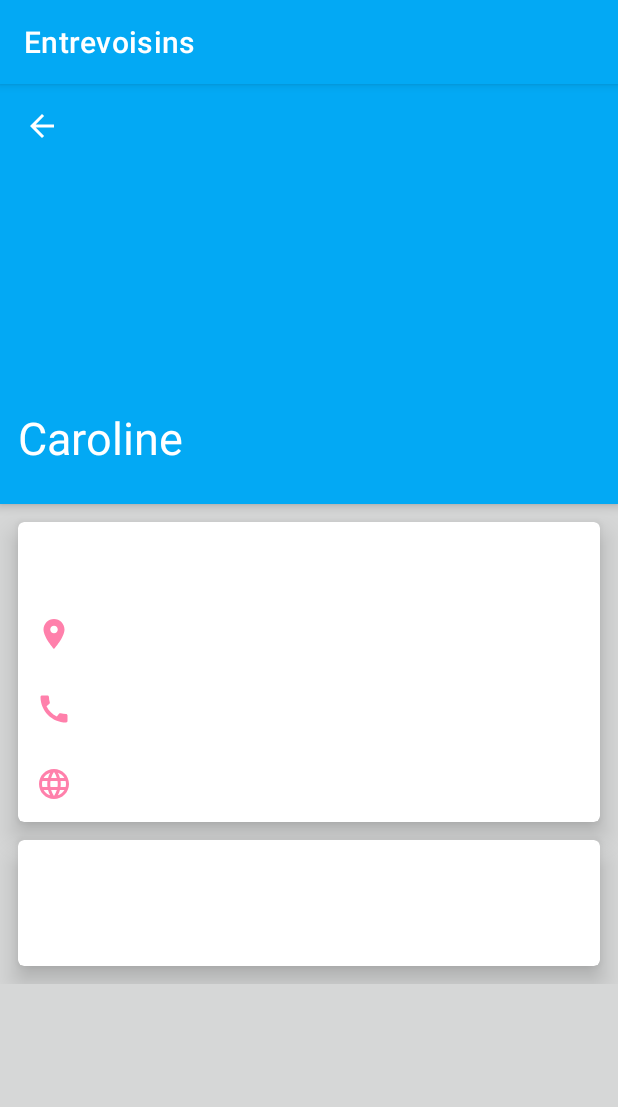
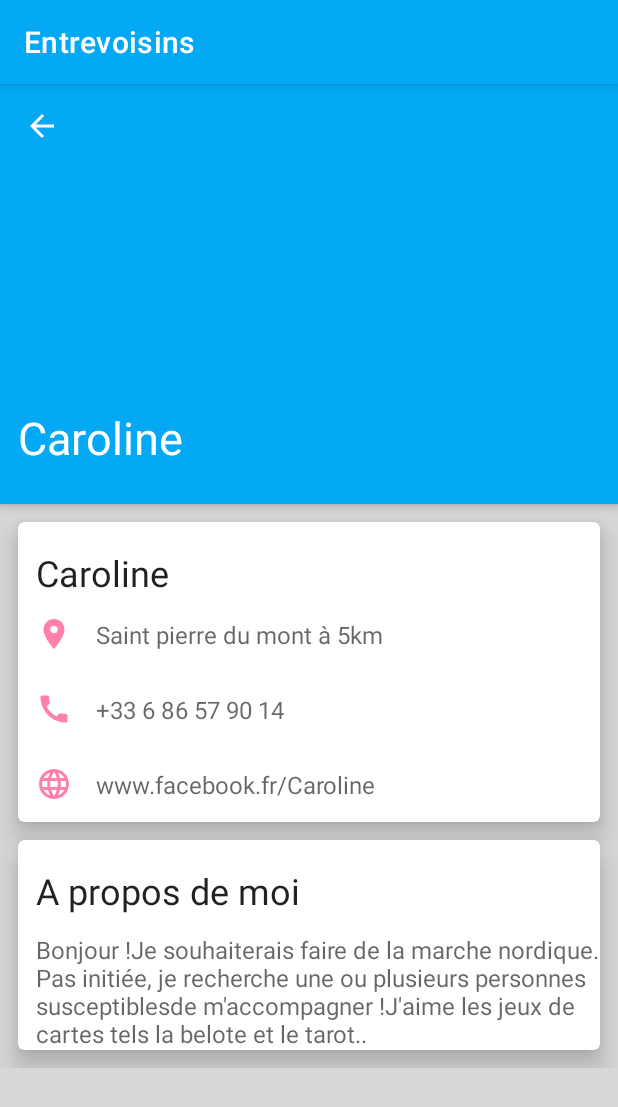
Before and after one commit to abdelrahman-mohasseb/Entrevoisins-Version-2, an Android app: the NeighbourDetailsActivity screen opened directly, with no data from a screen before it, on a phone screen of 412 x 824 dp. Shown: the top 1107 px of the screen. Run offline under Robolectric (Android 15) with nearby library versions, the phone set to English and light mode, and no system bars; our stand-ins replace ButterKnife; pictures from the network do not load; 1 statement that could not run was skipped.

Commit message:
modification layout

```diff
--- a/Entrevoisins/app/src/main/java/com/openclassrooms/entrevoisins/service/DummyNeighbourApiService.java
+++ b/Entrevoisins/app/src/main/java/com/openclassrooms/entrevoisins/service/DummyNeighbourApiService.java
@@ -2,6 +2,7 @@ package com.openclassrooms.entrevoisins.service;
 
 import com.openclassrooms.entrevoisins.model.Neighbour;
 
+import java.util.ArrayList;
 import java.util.List;
 
 /**
@@ -10,7 +11,7 @@ import java.util.List;
 public class DummyNeighbourApiService implements  NeighbourApiService {
 
     private List<Neighbour> neighbours = DummyNeighbourGenerator.generateNeighbours();
-    private List<Neighbour> FavNeighbours;
+    private List<Neighbour> FavNeighbours = new ArrayList<>();
 
     /**
      * {@inheritDoc}
--- a/Entrevoisins/app/src/main/java/com/openclassrooms/entrevoisins/ui/neighbour_list/MyNeighbourRecyclerViewAdapter.java
+++ b/Entrevoisins/app/src/main/java/com/openclassrooms/entrevoisins/ui/neighbour_list/MyNeighbourRecyclerViewAdapter.java
@@ -63,7 +63,7 @@ public class MyNeighbourRecyclerViewAdapter extends RecyclerView.Adapter<MyNeigh
                 //go to details activity
                 NeighbourApiService mApiService = DI.getNeighbourApiService();
                 Intent intent = new Intent().setClass(holder.itemView.getContext(),NeighbourDetailsActivity.class);
-                intent.putExtra(EXTRA_ID, mApiService.getNeighbours().indexOf(neighbour));
+                intent.putExtra(EXTRA_ID, neighbour.getId());
                 holder.itemView.getContext().startActivity(intent);
 
             }
--- a/Entrevoisins/app/src/main/java/com/openclassrooms/entrevoisins/ui/neighbour_list/NeighbourDetailsActivity.java
+++ b/Entrevoisins/app/src/main/java/com/openclassrooms/entrevoisins/ui/neighbour_list/NeighbourDetailsActivity.java
@@ -39,6 +39,8 @@ public class NeighbourDetailsActivity extends AppCompatActivity {
     TextView mNeighbourPhonenumber;
     @BindView(R.id.item_list_aboutme)
     TextView mNeighbourAboutme;
+    @BindView(R.id.neighbour_contact)
+    TextView mNeighbourContact;
     @BindView(R.id.addToFavorit)
     FloatingActionButton addToFavoritButton;
 
@@ -78,6 +80,7 @@ public class NeighbourDetailsActivity extends AppCompatActivity {
             mNeighbourAddress.setText(mNeighbour.getAddress());
             mNeighbourPhonenumber.setText(mNeighbour.getPhoneNumber());
             mNeighbourAboutme.setText(mNeighbour.getAboutMe());
+            mNeighbourContact.setText("\"www.facebook.fr/"+mNeighbour.getName());
         }
 
     }
--- a/Entrevoisins/app/src/main/res/layout/neighbour_details_content.xml
+++ b/Entrevoisins/app/src/main/res/layout/neighbour_details_content.xml
@@ -42,7 +42,7 @@
                     android:gravity="bottom"
                     android:textColor="?android:attr/textColorPrimary"
                     android:textSize="24sp"
-                    tools:text="Caroline" />
+                    android:text="Caroline" />
 
                 <TextView
                     android:id="@+id/item_list_address"
@@ -57,7 +57,7 @@
                     android:textColor="?android:attr/textColorSecondary"
                     android:textSize="16sp"
                     android:textStyle="normal"
-                    tools:text="Saint pierre du mont à 5km" />
+                    android:text="Saint pierre du mont à 5km" />
 
                 <TextView
                     android:id="@+id/item_list_phonenumber"
@@ -72,7 +72,7 @@
                     android:textColor="?android:attr/textColorSecondary"
                     android:textSize="16sp"
                     android:textStyle="normal"
-                    tools:text="+33 6 86 57 90 14" />
+                    android:text="+33 6 86 57 90 14" />
 
                 <TextView
                     android:id="@+id/neighbour_contact"
@@ -90,7 +90,7 @@
                     android:textColor="?android:attr/textColorSecondary"
                     android:textSize="16sp"
                     android:textStyle="normal"
-                    tools:text="www.facebook.fr/Caroline" />
+                    android:text="www.facebook.fr/Caroline" />
 
             </LinearLayout>
 
@@ -122,7 +122,7 @@
                     android:gravity="bottom"
                     android:textColor="?android:attr/textColorPrimary"
                     android:textSize="24sp"
-                    tools:text="A propos de moi" />
+                    android:text="A propos de moi" />
 
                 <TextView
                     android:id="@+id/item_list_aboutme"
@@ -133,7 +133,7 @@
                     android:textColor="?android:attr/textColorSecondary"
                     android:textSize="16sp"
                     android:textStyle="normal"
-                    tools:text="Bonjour !Je souhaiterais faire de la marche nordique.\ Pas initiée, je recherche une ou plusieurs personnes susceptiblesde m'accompagner !J'aime les jeux de cartes tels la belote et le tarot.." />
+                    android:text="Bonjour !Je souhaiterais faire de la marche nordique.\ Pas initiée, je recherche une ou plusieurs personnes susceptiblesde m'accompagner !J'aime les jeux de cartes tels la belote et le tarot.." />
 
 
 </LinearLayout>
```
